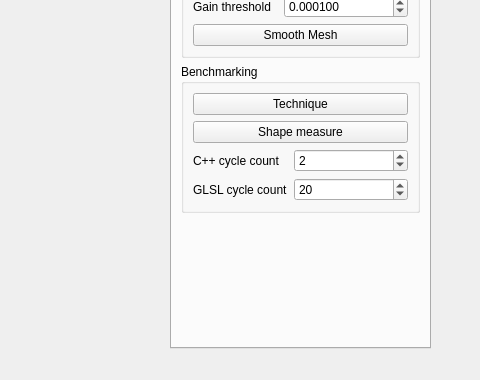
This is UserInterface/MainWindow.ui in wibus/GpuMesh as Qt 5 draws it before an edit; both pictures show x 99 to 579 and y 220 to 600 of the 800 by 600 pixel window. The edited form follows.
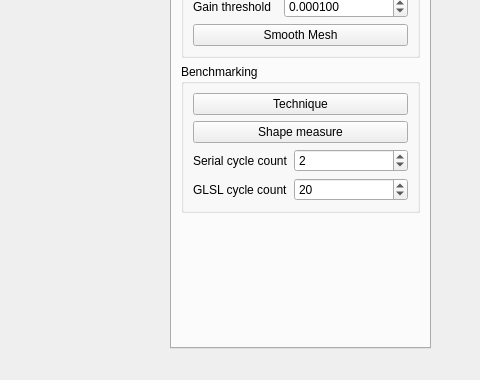
This is the edited form. The open tabs and pages were chosen to show the change.

Commit message: Renaming C++ implementation into 'Serial'. 'Thread' implementation is comming.

```diff
--- a/UserInterface/MainWindow.ui
+++ b/UserInterface/MainWindow.ui
@@ -274,7 +274,7 @@
            <item row="3" column="0">
             <widget class="QLabel" name="benchmarkCppCycleCountLabel">
              <property name="text">
-              <string>C++ cycle count</string>
+              <string>Serial cycle count</string>
              </property>
             </widget>
            </item>
```
Left out of the diff: 6 changed lines with no effect on the pictures. The commit also changes 11 other files.
